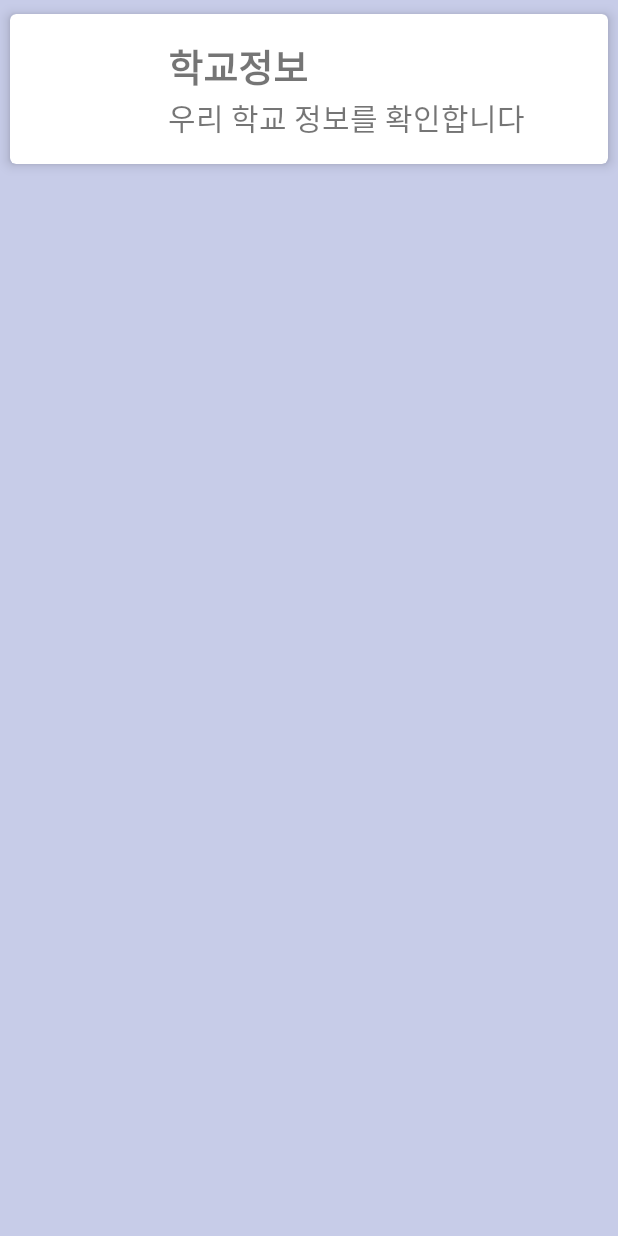
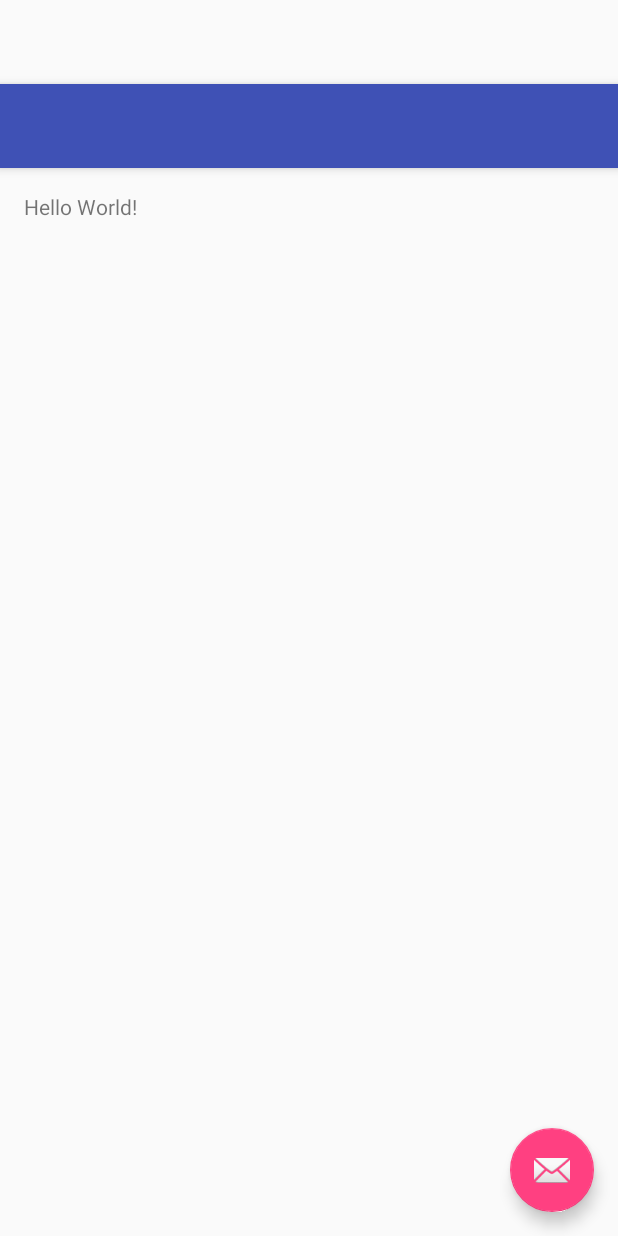
Before and after one commit to whdgmawkd/app, an Android app: the layout app_bar_main.xml on its own in the app's theme, with its tools: preview values and no code run, on a phone screen of 412 x 824 dp. Run offline under Robolectric (Android 15) with nearby library versions, the phone set to English and light mode, and no system bars.

Commit message:
fix build error

```diff
--- a/app/src/main/res/layout/app_bar_main.xml
+++ b/app/src/main/res/layout/app_bar_main.xml
@@ -1,84 +1,35 @@
 <?xml version="1.0" encoding="utf-8"?>
-<android.support.v4.widget.DrawerLayout xmlns:android="http://schemas.android.com/apk/res/android"
-    android:id="@+id/drawer_layout"
+<android.support.design.widget.CoordinatorLayout
+    xmlns:android="http://schemas.android.com/apk/res/android"
+    xmlns:app="http://schemas.android.com/apk/res-auto"
+    xmlns:tools="http://schemas.android.com/tools"
     android:layout_width="match_parent"
     android:layout_height="match_parent"
-    android:background="#505868be">
+    android:fitsSystemWindows="true"
+    tools:context="nlnl.app.MainActivity">
 
-    <ScrollView
-        android:layout_width="fill_parent"
-        android:layout_height="fill_parent">
+    <android.support.design.widget.AppBarLayout
+        android:layout_height="wrap_content"
+        android:layout_width="match_parent"
+        android:theme="@style/AppTheme.AppBarOverlay">
 
-        <LinearLayout
-            android:id="@+id/container"
+        <android.support.v7.widget.Toolbar
+            android:id="@+id/toolbar"
             android:layout_width="match_parent"
-            android:layout_height="wrap_content"
-            android:orientation="vertical">
+            android:layout_height="?attr/actionBarSize"
+            android:background="?attr/colorPrimary"
+            app:popupTheme="@style/AppTheme.PopupOverlay" />
 
-            <android.support.v7.widget.CardView xmlns:android="http://schemas.android.com/apk/res/android"
-                xmlns:card_view="http://schemas.android.com/apk/res-auto"
-                android:layout_width="match_parent"
-                android:layout_height="wrap_content"
-                android:orientation="vertical"
-                card_view:cardCornerRadius="4dp"
-                card_view:cardElevation="5dp"
-                card_view:cardUseCompatPadding="true"
-                android:onClick="schoolinfo">
+    </android.support.design.widget.AppBarLayout>
 
-                <LinearLayout
-                    android:layout_width="match_parent"
-                    android:layout_height="wrap_content"
-                    android:orientation="vertical">
+    <include layout="@layout/content_main"/>
 
-                    <LinearLayout
-                        android:layout_width="match_parent"
-                        android:layout_height="wrap_content"
-                        android:layout_margin="10dp"
-                        android:orientation="horizontal">
+    <android.support.design.widget.FloatingActionButton
+        android:id="@+id/fab"
+        android:layout_width="wrap_content"
+        android:layout_height="wrap_content"
+        android:layout_gravity="bottom|end"
+        android:layout_margin="@dimen/fab_margin"
+        android:src="@android:drawable/ic_dialog_email" />
 
-                        <ImageView
-                            android:layout_width="80dp"
-                            android:layout_height="80dp"
-                            android:id="@+id/imageView4"
-                             />
-
-                        <ImageView
-                            android:layout_width="wrap_content"
-                            android:layout_height="wrap_content"
-                            android:layout_gravity="center"
-                            android:layout_marginRight="15dp"
-                            />
-
-                        <LinearLayout
-                            android:layout_width="match_parent"
-                            android:layout_height="wrap_content"
-                            android:orientation="vertical"
-                            android:layout_gravity="center">
-
-                            <TextView
-                                android:layout_width="wrap_content"
-                                android:layout_height="wrap_content"
-                                android:text="학교정보"
-                                android:textSize="25dp"
-                                android:textStyle="bold" />
-
-                            <TextView
-                                android:layout_width="wrap_content"
-                                android:layout_height="wrap_content"
-                                android:text="우리 학교 정보를 확인합니다"
-                                android:textSize="20dp" />
-
-                        </LinearLayout>
-
-                    </LinearLayout>
-
-                </LinearLayout>
-
-            </android.support.v7.widget.CardView>
-
-
-        </LinearLayout>
-
-    </ScrollView>
-
-</android.support.v4.widget.DrawerLayout>
+</android.support.design.widget.CoordinatorLayout>
```
